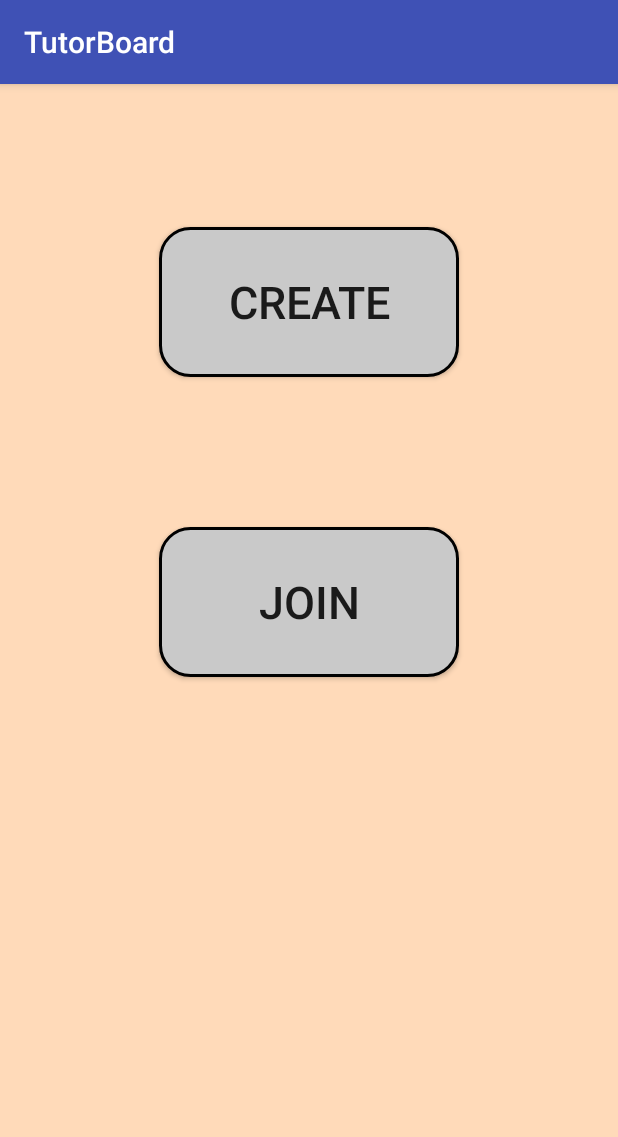
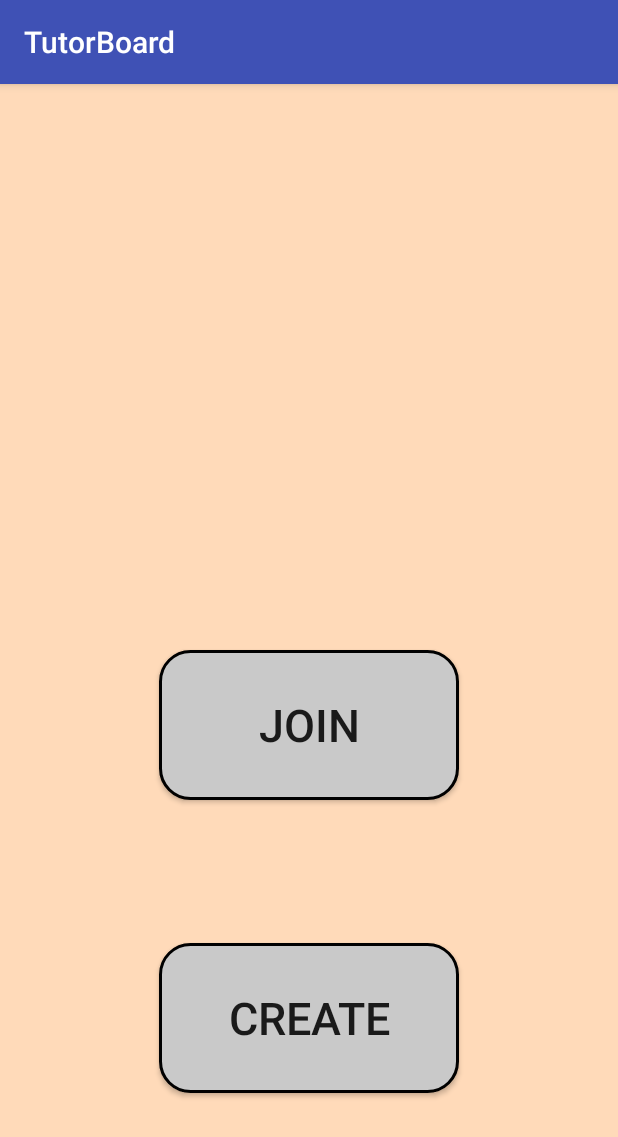
Before and after one commit to bpbrianpham/TutorBoard, an Android app: the screen it shows after launch (MainActivity), on a phone screen of 412 x 824 dp. Shown: the top 1137 px of the screen. Run offline under Robolectric (Android 15) with nearby library versions, the light colour scheme and no system bars.

Commit message:
Created Join Session page
Messed with original button layout bc of layoutv26 error.

```diff
--- a/TutorBoard/app/src/main/java/com/example/ben/tutorboard/MainActivity.java
+++ b/TutorBoard/app/src/main/java/com/example/ben/tutorboard/MainActivity.java
@@ -7,7 +7,10 @@ import android.view.View;
 import android.widget.Button;
 
 public class MainActivity extends AppCompatActivity {
+
     private Button buttonLog;
+    private Button buttonJoin;
+
 
     @Override
     protected void onCreate(Bundle savedInstanceState) {
@@ -23,10 +26,24 @@ public class MainActivity extends AppCompatActivity {
                 openLoginActivity();
             }
         });
+
+        //Click Join button -> EnterSession screen
+        buttonJoin = (Button)findViewById(R.id.buttonJoin);
+        buttonJoin.setOnClickListener(new View.OnClickListener(){
+            @Override
+            public void onClick(View v) {
+                openJoinActivity();
+            }
+        });
     }
 
     public void openLoginActivity() {
         Intent intent = new Intent(this, LoginActivity.class);
         startActivity(intent);
     }
+    public void openJoinActivity() {
+        Intent intent = new Intent(this, EnterSession.class);
+        startActivity(intent);
+    }
+
 }
--- /dev/null
+++ b/TutorBoard/app/src/main/res/layout-v26/activity_main.xml
@@ -0,0 +1,34 @@
+<?xml version="1.0" encoding="utf-8"?>
+<RelativeLayout xmlns:android="http://schemas.android.com/apk/res/android"
+    xmlns:app="http://schemas.android.com/apk/res-auto"
+    xmlns:tools="http://schemas.android.com/tools"
+    android:layout_width="match_parent"
+    android:layout_height="match_parent"
+    android:background="#ffdab9"
+    tools:context="com.example.ben.tutorboard.MainActivity">
+
+
+    <Button
+        android:id="@+id/buttonLog"
+        android:layout_width="200dp"
+        android:layout_height="100dp"
+        android:layout_alignParentBottom="true"
+        android:layout_centerHorizontal="true"
+        android:layout_marginBottom="111dp"
+        android:layout_marginVertical="95dp"
+        android:background="@drawable/rounded_border_textview"
+        android:text="@string/create"
+        android:textSize="30sp"/>
+
+    <Button
+        android:id="@+id/buttonJoin"
+        android:layout_width="200dp"
+        android:layout_height="100dp"
+        android:layout_above="@+id/buttonLog"
+        android:layout_centerHorizontal="true"
+        android:background="@drawable/rounded_border_textview"
+        android:text="@string/join"
+        android:textSize="30sp"/>
+
+
+</RelativeLayout>
--- a/TutorBoard/app/src/main/res/layout/activity_main.xml
+++ b/TutorBoard/app/src/main/res/layout/activity_main.xml
@@ -12,22 +12,12 @@
         android:id="@+id/buttonLog"
         android:layout_width="200dp"
         android:layout_height="100dp"
+        android:layout_centerHorizontal="true"
+        android:layout_marginVertical="95dp"
         android:background="@drawable/rounded_border_textview"
-        android:text="Create"
-        android:textSize="30sp"
-        android:layout_marginVertical="95dp"
-        android:layout_centerHorizontal="true" />
-
-
-    <Button
-        android:id="@+id/button2"
-        android:layout_width="200dp"
-        android:layout_height="100dp"
-        android:background="@drawable/rounded_border_textview"
-        android:text="Join"
-        android:textSize="30sp"
-        android:layout_marginVertical="295dp"
-        android:layout_centerHorizontal="true"/>
+        android:elevation="0dp"
+        android:text="@string/create"
+        android:textSize="30sp"/>
 
 
 </RelativeLayout>
--- a/TutorBoard/app/src/main/res/values/colors.xml
+++ b/TutorBoard/app/src/main/res/values/colors.xml
@@ -3,4 +3,5 @@
     <color name="colorPrimary">#3F51B5</color>
     <color name="colorPrimaryDark">#303F9F</color>
     <color name="colorAccent">#FF4081</color>
+    <color name="black">#000000</color>
 </resources>
--- a/TutorBoard/app/src/main/res/values/strings.xml
+++ b/TutorBoard/app/src/main/res/values/strings.xml
@@ -14,4 +14,6 @@
     <string name="permission_rationale">"Contacts permissions are needed for providing email
         completions."
     </string>
+    <string name="create">Create</string>
+    <string name="join">Join</string>
 </resources>
```
Also changed, not shown: TutorBoard/app/src/main/AndroidManifest.xml (+10 -8 lines), TutorBoard/app/src/main/java/com/example/ben/tutorboard/EnterSession.java (added, +13 -0 lines), TutorBoard/app/src/main/res/layout/activity_enter_session.xml (added, +58 -0 lines). Lines whose indentation alone changed are shown as unchanged.
